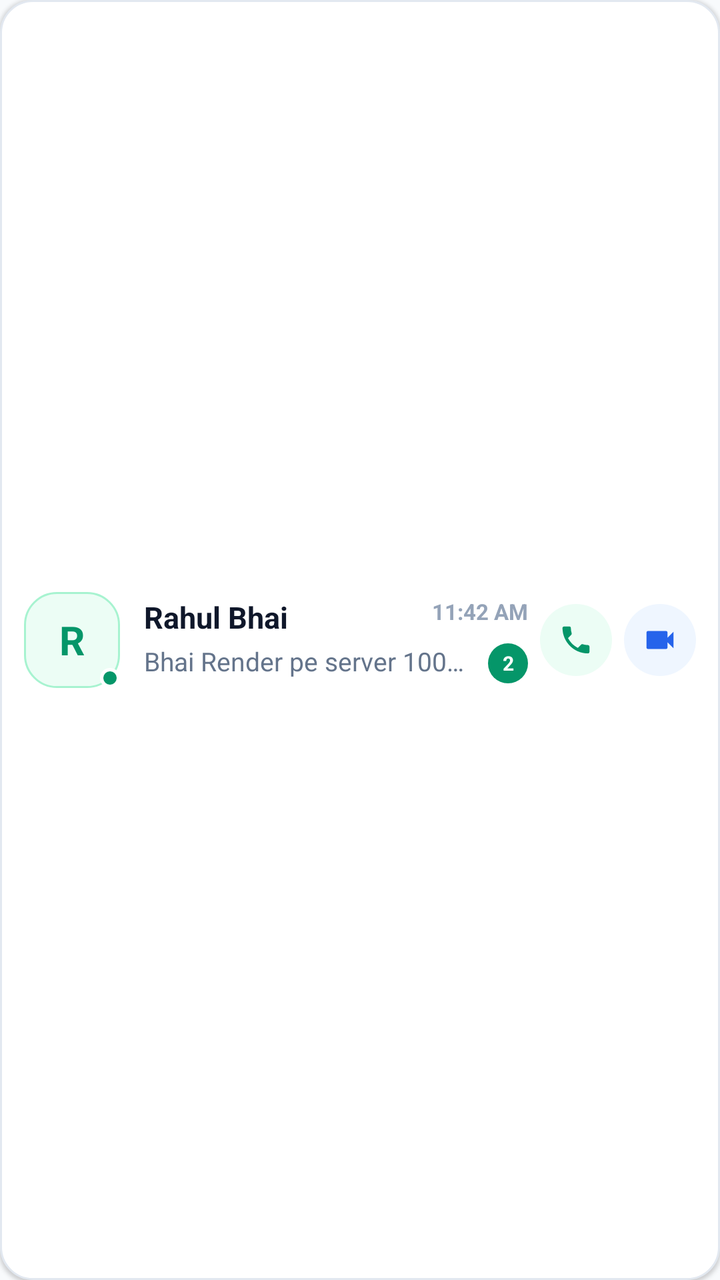
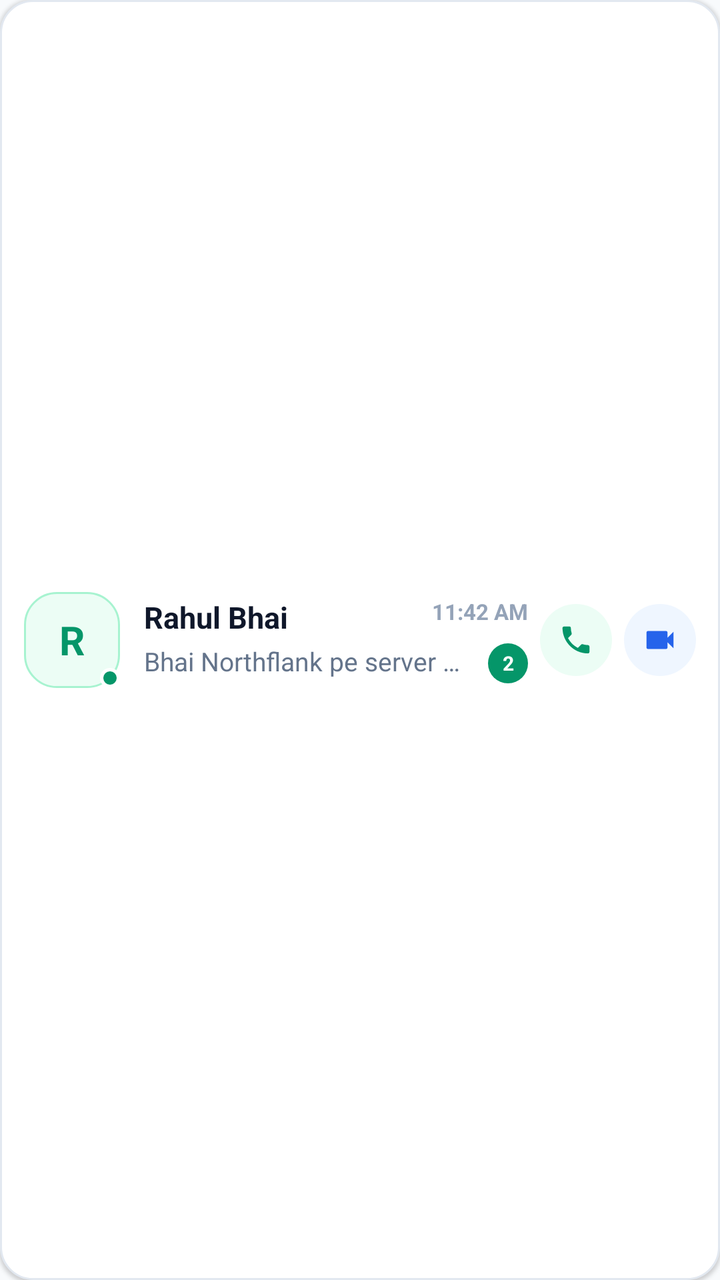

An Android layout rendered at two revisions. The XML below is the earlier revision; the diff shows what the commit changed to produce the second picture.
<!-- AndroidManifest.xml: application theme Theme.Sunao -->
<!-- res/layout/item_chat_list.xml -->
<?xml version="1.0" encoding="utf-8"?>
<LinearLayout xmlns:android="http://schemas.android.com/apk/res/android"
    xmlns:app="http://schemas.android.com/apk/res-auto"
    android:id="@+id/chatCardRoot"
    android:layout_width="match_parent"
    android:layout_height="wrap_content"
    android:layout_marginHorizontal="16dp"
    android:layout_marginVertical="4dp"
    android:background="@drawable/bg_card_chat"
    android:elevation="1dp"
    android:gravity="center_vertical"
    android:orientation="horizontal"
    android:padding="12dp">

    
    <FrameLayout
        android:layout_width="48dp"
        android:layout_height="48dp">

        <View
            android:id="@+id/avatarBg"
            android:layout_width="48dp"
            android:layout_height="48dp"
            android:background="@drawable/bg_avatar_squircle" />

        <TextView
            android:id="@+id/tvAvatarInitial"
            android:layout_width="wrap_content"
            android:layout_height="wrap_content"
            android:layout_gravity="center"
            android:text="R"
            android:textColor="@color/primary_emerald"
            android:textSize="20sp"
            android:textStyle="bold" />

        <View
            android:id="@+id/dotOnline"
            android:layout_width="10dp"
            android:layout_height="10dp"
            android:layout_gravity="bottom|end"
            android:background="@drawable/bg_online_dot" />
    </FrameLayout>

    
    <LinearLayout
        android:layout_width="0dp"
        android:layout_height="wrap_content"
        android:layout_weight="1"
        android:layout_marginStart="12dp"
        android:layout_marginEnd="6dp"
        android:orientation="vertical">

        
        <RelativeLayout
            android:layout_width="match_parent"
            android:layout_height="wrap_content">

            <LinearLayout
                android:layout_width="wrap_content"
                android:layout_height="wrap_content"
                android:gravity="center_vertical"
                android:orientation="horizontal">

                <TextView
                    android:id="@+id/tvChatName"
                    android:layout_width="wrap_content"
                    android:layout_height="wrap_content"
                    android:ellipsize="end"
                    android:maxLines="1"
                    android:text="Rahul Bhai"
                    android:textColor="@color/text_primary"
                    android:textSize="15sp"
                    android:textStyle="bold" />

                <TextView
                    android:id="@+id/tvGroupBadge"
                    android:layout_width="wrap_content"
                    android:layout_height="wrap_content"
                    android:layout_marginStart="6dp"
                    android:background="@drawable/bg_status_pill"
                    android:paddingHorizontal="5dp"
                    android:paddingVertical="1dp"
                    android:text="Group"
                    android:textColor="@color/text_secondary"
                    android:textSize="9sp"
                    android:textStyle="bold"
                    android:visibility="gone" />
            </LinearLayout>

            <TextView
                android:id="@+id/tvTimestamp"
                android:layout_width="wrap_content"
                android:layout_height="wrap_content"
                android:layout_alignParentEnd="true"
                android:text="11:42 AM"
                android:textColor="@color/text_muted"
                android:textSize="11sp"
                android:textStyle="bold" />
        </RelativeLayout>

        
        <RelativeLayout
            android:layout_width="match_parent"
            android:layout_height="wrap_content"
            android:layout_marginTop="3dp">

            <LinearLayout
                android:layout_width="match_parent"
                android:layout_height="wrap_content"
                android:layout_toStartOf="@id/tvUnreadBadge"
                android:layout_marginEnd="8dp"
                android:gravity="center_vertical"
                android:orientation="horizontal">

                <ImageView
                    android:id="@+id/ivCheckMark"
                    android:layout_width="14dp"
                    android:layout_height="14dp"
                    android:layout_marginEnd="4dp"
                    android:src="@drawable/ic_check_double"
                    android:visibility="gone" />

                <TextView
                    android:id="@+id/tvLastMessage"
                    android:layout_width="wrap_content"
                    android:layout_height="wrap_content"
                    android:ellipsize="end"
                    android:maxLines="1"
                    android:text="Bhai Render pe server 100% live chal raha hai! 🔥"
                    android:textColor="@color/text_secondary"
                    android:textSize="13sp" />
            </LinearLayout>

            <TextView
                android:id="@+id/tvUnreadBadge"
                android:layout_width="20dp"
                android:layout_height="20dp"
                android:layout_alignParentEnd="true"
                android:background="@drawable/bg_badge_emerald"
                android:gravity="center"
                android:text="2"
                android:textColor="@color/white"
                android:textSize="10sp"
                android:textStyle="bold" />
        </RelativeLayout>
    </LinearLayout>

    
    <LinearLayout
        android:layout_width="wrap_content"
        android:layout_height="wrap_content"
        android:gravity="center_vertical"
        android:orientation="horizontal">

        <ImageButton
            android:id="@+id/btnQuickAudio"
            android:layout_width="36dp"
            android:layout_height="36dp"
            android:layout_marginEnd="6dp"
            android:background="@drawable/bg_quick_action_audio"
            android:contentDescription="Audio Call"
            android:src="@drawable/ic_call_svg"
            android:padding="8dp" />

        <ImageButton
            android:id="@+id/btnQuickVideo"
            android:layout_width="36dp"
            android:layout_height="36dp"
            android:background="@drawable/bg_quick_action_video"
            android:contentDescription="Video Call"
            android:src="@drawable/ic_videocam_svg"
            android:padding="8dp" />
    </LinearLayout>
</LinearLayout>
<!-- resources referenced by this layout -->
<resources>
  <color name="primary_emerald">#059669</color>
  <color name="text_muted">#94A3B8</color>
  <color name="text_primary">#0F172A</color>
  <color name="text_secondary">#64748B</color>
  <color name="white">#FFFFFF</color>
  <!-- drawable bg_avatar_squircle (drawable) -->
  <?xml version="1.0" encoding="utf-8"?>
  <shape xmlns:android="http://schemas.android.com/apk/res/android">
      <solid android:color="@color/emerald_light" />
      <stroke android:width="1dp" android:color="@color/emerald_border" />
      <corners android:radius="16dp" />
  </shape>
  <!-- drawable bg_badge_emerald (drawable) -->
  <?xml version="1.0" encoding="utf-8"?>
  <shape xmlns:android="http://schemas.android.com/apk/res/android"
      android:shape="rectangle">
      <solid android:color="@color/primary_emerald" />
      <corners android:radius="10dp" />
  </shape>
  <!-- drawable bg_card_chat (drawable) -->
  <?xml version="1.0" encoding="utf-8"?>
  <shape xmlns:android="http://schemas.android.com/apk/res/android"
      android:shape="rectangle">
      <solid android:color="@color/card_white" />
      <corners android:radius="16dp" />
      <stroke android:width="1dp" android:color="@color/card_border" />
  </shape>
  <!-- drawable bg_online_dot (drawable) -->
  <?xml version="1.0" encoding="utf-8"?>
  <shape xmlns:android="http://schemas.android.com/apk/res/android" android:shape="oval">
      <solid android:color="@color/primary_emerald" />
      <stroke android:width="1.5dp" android:color="@color/card_white" />
  </shape>
  <!-- drawable bg_quick_action_audio (drawable) -->
  <?xml version="1.0" encoding="utf-8"?>
  <shape xmlns:android="http://schemas.android.com/apk/res/android" android:shape="oval">
      <solid android:color="@color/emerald_light" />
  </shape>
  <!-- drawable bg_quick_action_video (drawable) -->
  <?xml version="1.0" encoding="utf-8"?>
  <shape xmlns:android="http://schemas.android.com/apk/res/android" android:shape="oval">
      <solid android:color="@color/blue_video_light" />
  </shape>
  <!-- drawable bg_status_pill (drawable) -->
  <?xml version="1.0" encoding="utf-8"?>
  <shape xmlns:android="http://schemas.android.com/apk/res/android">
      <solid android:color="@color/emerald_light" />
      <corners android:radius="999dp" />
  </shape>
  <!-- drawable ic_check_double (drawable) -->
  <?xml version="1.0" encoding="utf-8"?>
  <vector xmlns:android="http://schemas.android.com/apk/res/android"
      android:width="14dp"
      android:height="14dp"
      android:viewportWidth="24"
      android:viewportHeight="24">
      <path
          android:fillColor="#38BDF8"
          android:pathData="M18,7l-1.41,-1.41 -6.34,6.34 1.41,1.41L18,7zm4.24,-1.41L11.66,16.17 7.41,11.93l-1.41,1.41 5.66,5.66 12,-12 -1.42,-1.41zM0.41,13.34l5.66,5.66 1.41,-1.41 -5.66,-5.66 -1.41,1.41z" />
  </vector>
  <!-- drawable ic_videocam_svg (drawable) -->
  <?xml version="1.0" encoding="utf-8"?>
  <vector xmlns:android="http://schemas.android.com/apk/res/android"
      android:width="18dp"
      android:height="18dp"
      android:viewportWidth="24"
      android:viewportHeight="24">
      <path
          android:fillColor="#2563EB"
          android:pathData="M17,10.5V7c0,-0.55 -0.45,-1 -1,-1H4c-0.55,0 -1,0.45 -1,1v10c0,0.55 0.45,1 1,1h12c0.55,0 1,-0.45 1,-1v-3.5l4,4v-11l-4,4z" />
  </vector>
  <color name="emerald_light">#ECFDF5</color>
  <color name="emerald_border">#A7F3D0</color>
  <color name="card_white">#FFFFFF</color>
  <color name="card_border">#E2E8F0</color>
  <color name="blue_video_light">#EFF6FF</color>
  <color name="header_dark">#0F172A</color>
  <color name="accent_mint">#10B981</color>
  <color name="slate_bg">#F8FAFC</color>
</resources>

<!-- the commit's change to res/layout/item_chat_list.xml (unified diff, before → after) -->
@@ -126,7 +126,7 @@
                     android:layout_height="wrap_content"
                     android:ellipsize="end"
                     android:maxLines="1"
-                    android:text="Bhai Render pe server 100% live chal raha hai! 🔥"
+                    android:text="Bhai Northflank pe server 100% live chal raha hai! 🔥"
                     android:textColor="@color/text_secondary"
                     android:textSize="13sp" />
             </LinearLayout>
